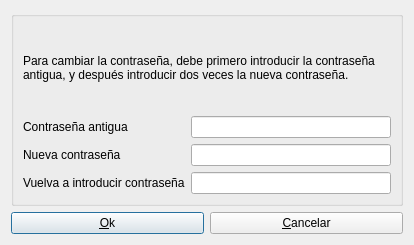
Qt form src/lib/daobusiness/forms/changepassworddlg.ui (dpinelo/AS7) before a commit.
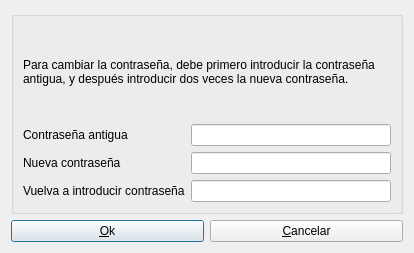
The same form after that commit. Icons and pictures are not drawn.

```diff
--- a/src/lib/daobusiness/forms/changepassworddlg.ui
+++ b/src/lib/daobusiness/forms/changepassworddlg.ui
@@ -7,7 +7,7 @@
     <x>0</x>
     <y>0</y>
     <width>414</width>
-    <height>245</height>
+    <height>253</height>
    </rect>
   </property>
   <property name="windowTitle">
```
Left out of the diff: 4 changed lines with no effect on the pictures.
